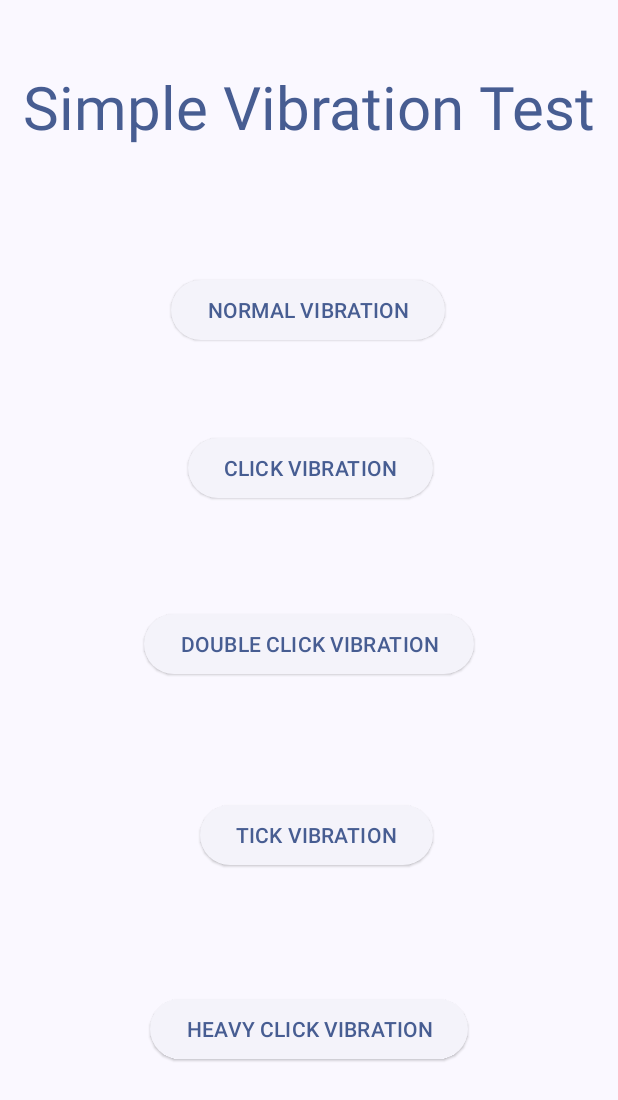
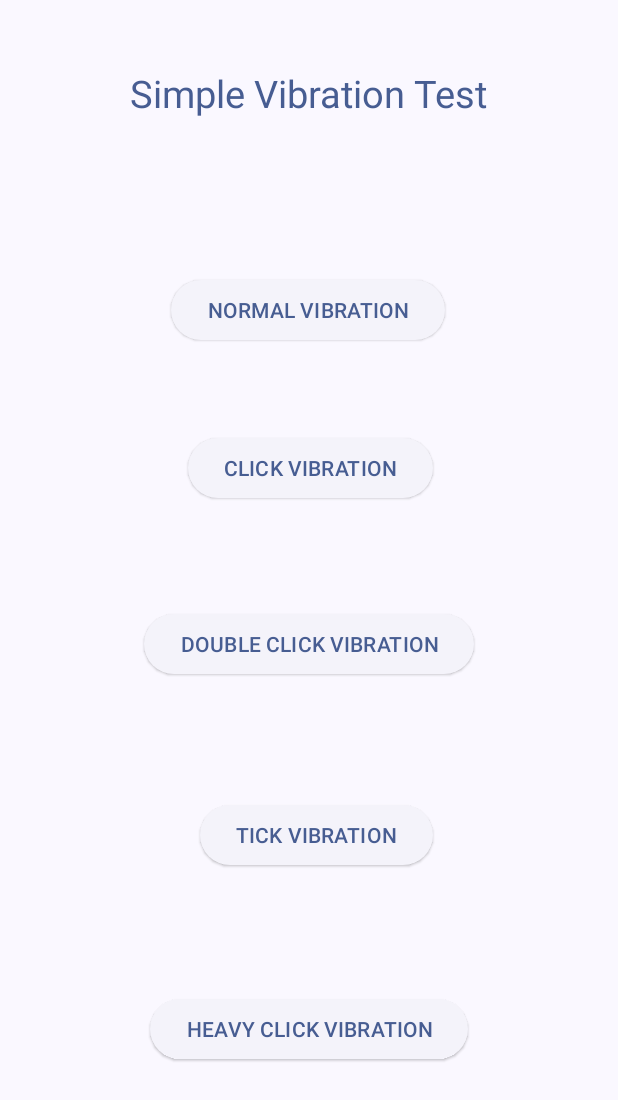
Before and after one commit to sarthakroy2002/Simple-Vibration-Test, an Android app: the screen it shows after launch (MainActivity), on a phone screen of 412 x 824 dp. Shown: the top 1100 px of the screen. Run offline under Robolectric (Android 15) with nearby library versions, the phone set to English and light mode, and no system bars.

Commit message:
Reduce size of Title
Signed-off-by: Sarthak Roy <sarthakroy2002@gmail.com>

```diff
--- a/app/src/main/res/layout/activity_main.xml
+++ b/app/src/main/res/layout/activity_main.xml
@@ -88,7 +88,7 @@
         android:layout_width="wrap_content"
         android:layout_height="wrap_content"
         android:text="@string/app_name"
-        android:textSize="40sp"
+        android:textSize="25sp"
         android:textColor="@color/text_color"
         app:layout_constraintBottom_toBottomOf="parent"
         app:layout_constraintEnd_toEndOf="parent"
```
